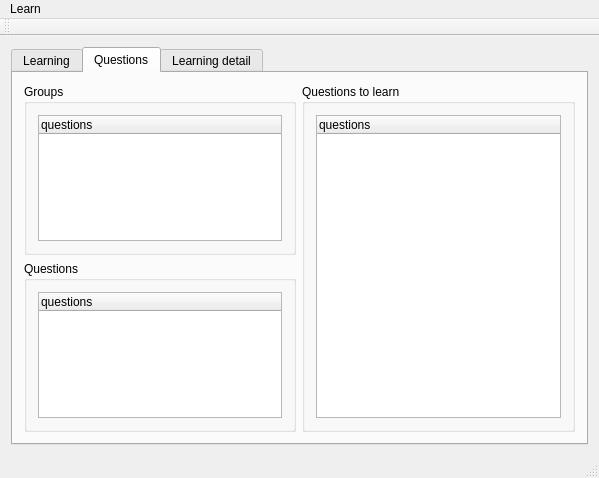
The window that GonzalesApp/mainwindow.ui (szymonpi/Gonzales) describes before a commit, drawn with Qt 5.
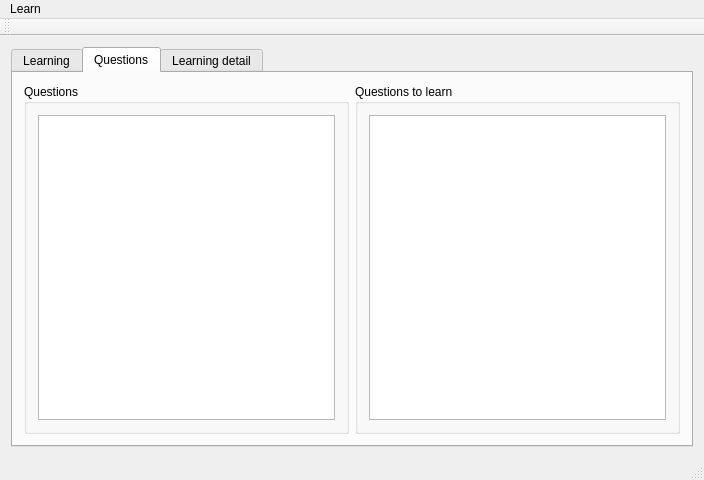
The same window after the commit.

Commit message: tree widget has been added

Diff of the .ui file:
```diff
--- a/GonzalesApp/mainwindow.ui
+++ b/GonzalesApp/mainwindow.ui
@@ -6,8 +6,8 @@
    <rect>
     <x>0</x>
     <y>0</y>
-    <width>599</width>
-    <height>478</height>
+    <width>704</width>
+    <height>480</height>
    </rect>
   </property>
   <property name="windowTitle">
@@ -137,27 +137,6 @@
        <layout class="QHBoxLayout" name="horizontalLayout_4">
         <item>
          <layout class="QVBoxLayout" name="verticalLayout_12">
-          <item>
-           <widget class="QGroupBox" name="groupBoxGroups">
-            <property name="title">
-             <string>Groups</string>
-            </property>
-            <layout class="QVBoxLayout" name="verticalLayout_10">
-             <item>
-              <widget class="QTreeWidget" name="treeWidget_2">
-               <property name="columnCount">
-                <number>1</number>
-               </property>
-               <column>
-                <property name="text">
-                 <string>questions</string>
-                </property>
-               </column>
-              </widget>
-             </item>
-            </layout>
-           </widget>
-          </item>
           <item>
            <widget class="QGroupBox" name="groupBoxQuestionsInGroup">
             <property name="title">
@@ -165,13 +144,44 @@
             </property>
             <layout class="QVBoxLayout" name="verticalLayout_7">
              <item>
-              <widget class="QTreeWidget" name="treeWidget">
+              <widget class="QTreeWidget" name="treeWidgetQuestions">
+               <property name="uniformRowHeights">
+                <bool>true</bool>
+               </property>
+               <property name="sortingEnabled">
+                <bool>true</bool>
+               </property>
+               <property name="animated">
+                <bool>true</bool>
+               </property>
+               <property name="allColumnsShowFocus">
+                <bool>false</bool>
+               </property>
+               <property name="wordWrap">
+                <bool>true</bool>
+               </property>
                <property name="columnCount">
-                <number>1</number>
+                <number>2</number>
                </property>
+               <attribute name="headerVisible">
+                <bool>false</bool>
+               </attribute>
+               <attribute name="headerHighlightSections">
+                <bool>true</bool>
+               </attribute>
                <column>
                 <property name="text">
                  <string>questions</string>
+                </property>
+                <property name="font">
+                 <font>
+                  <kerning>true</kerning>
+                 </font>
+                </property>
+               </column>
+               <column>
+                <property name="text">
+                 <string>answers</string>
                 </property>
                </column>
               </widget>
@@ -192,6 +202,9 @@
              <property name="columnCount">
               <number>1</number>
              </property>
+             <attribute name="headerVisible">
+              <bool>false</bool>
+             </attribute>
              <column>
               <property name="text">
                <string>questions</string>
@@ -244,7 +257,7 @@
     <rect>
      <x>0</x>
      <y>0</y>
-     <width>599</width>
+     <width>704</width>
      <height>21</height>
     </rect>
    </property>
```
Left out of the diff: 4 changed lines with no effect on the pictures. The commit also changes 3 other files.
